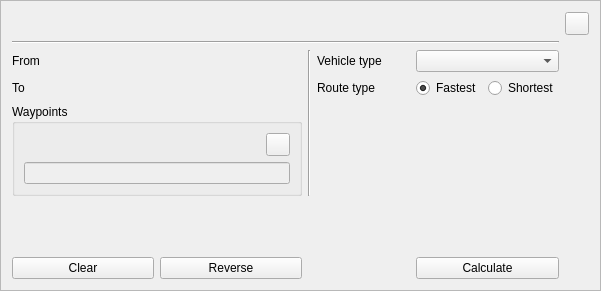
This is kadasrouting/gui/tspbottombar.ui in ltbam/kadas-routing-plugin as Qt 5 draws it before an edit. The edited form follows.
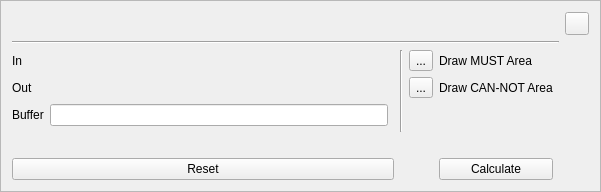
This is the edited form. Icons and pictures are not drawn.

Commit message: Add basic UI for TSP.

```diff
--- a/kadasrouting/gui/tspbottombar.ui
+++ b/kadasrouting/gui/tspbottombar.ui
@@ -7,7 +7,7 @@
     <x>0</x>
     <y>0</y>
     <width>601</width>
-    <height>291</height>
+    <height>192</height>
    </rect>
   </property>
   <property name="windowTitle">
@@ -21,58 +21,20 @@
   </property>
   <layout class="QGridLayout" name="gridLayout">
    <item row="3" column="5">
-    <widget class="QWidget" name="widgetMode" native="true">
-     <layout class="QHBoxLayout" name="horizontalLayout">
-      <property name="leftMargin">
-       <number>0</number>
-      </property>
-      <property name="topMargin">
-       <number>0</number>
-      </property>
-      <property name="rightMargin">
-       <number>0</number>
-      </property>
-      <property name="bottomMargin">
-       <number>0</number>
-      </property>
-      <item>
-       <widget class="QRadioButton" name="radioButtonFastest">
-        <property name="text">
-         <string>Fastest</string>
-        </property>
-        <property name="checked">
-         <bool>true</bool>
-        </property>
-       </widget>
-      </item>
-      <item>
-       <widget class="QRadioButton" name="radioButtonShortest">
-        <property name="text">
-         <string>Shortest</string>
-        </property>
-        <property name="checked">
-         <bool>false</bool>
-        </property>
-       </widget>
-      </item>
-     </layout>
-    </widget>
-   </item>
-   <item row="2" column="0">
-    <widget class="QLabel" name="labelFrom">
+    <widget class="QLabel" name="label_5">
      <property name="text">
-      <string>From</string>
+      <string>Draw CAN-NOT Area</string>
      </property>
     </widget>
    </item>
-   <item row="3" column="4">
-    <widget class="QLabel" name="label_3">
+   <item row="2" column="5">
+    <widget class="QLabel" name="labelMustArea">
      <property name="text">
-      <string>Route type</string>
+      <string>Draw MUST Area</string>
      </property>
     </widget>
    </item>
-   <item row="0" column="6">
+   <item row="0" column="7">
     <widget class="QToolButton" name="btnClose">
      <property name="sizePolicy">
       <sizepolicy hsizetype="Maximum" vsizetype="Fixed">
@@ -89,64 +51,28 @@
      </property>
     </widget>
    </item>
-   <item row="1" column="0" colspan="6">
+   <item row="3" column="0">
+    <widget class="QLabel" name="labelOut">
+     <property name="text">
+      <string>Out</string>
+     </property>
+    </widget>
+   </item>
+   <item row="2" column="0">
+    <widget class="QLabel" name="labelIn">
+     <property name="text">
+      <string>In</string>
+     </property>
+    </widget>
+   </item>
+   <item row="1" column="0" colspan="7">
     <widget class="Line" name="line">
      <property name="orientation">
       <enum>Qt::Horizontal</enum>
      </property>
     </widget>
    </item>
-   <item row="3" column="0">
-    <widget class="QLabel" name="labelTo">
-     <property name="text">
-      <string>To</string>
-     </property>
-    </widget>
-   </item>
-   <item row="2" column="5">
-    <widget class="QComboBox" name="comboBoxVehicles"/>
-   </item>
-   <item row="2" column="4">
-    <widget class="QLabel" name="label_2">
-     <property name="text">
-      <string>Vehicle type</string>
-     </property>
-    </widget>
-   </item>
-   <item row="4" column="0" colspan="3">
-    <widget class="QGroupBox" name="groupBox">
-     <property name="title">
-      <string>Waypoints</string>
-     </property>
-     <layout class="QGridLayout" name="gridLayout_2">
-      <item row="0" column="1">
-       <widget class="QToolButton" name="btnAddWaypoints">
-        <property name="sizePolicy">
-         <sizepolicy hsizetype="Maximum" vsizetype="Fixed">
-          <horstretch>0</horstretch>
-          <verstretch>0</verstretch>
-         </sizepolicy>
-        </property>
-        <property name="text">
-         <string/>
-        </property>
-        <property name="icon">
-         <iconset theme="close">
-          <normaloff>.</normaloff>.</iconset>
-        </property>
-       </widget>
-      </item>
-      <item row="1" column="0" colspan="2">
-       <widget class="QLineEdit" name="lineEditWaypoints">
-        <property name="enabled">
-         <bool>false</bool>
-        </property>
-       </widget>
-      </item>
-     </layout>
-    </widget>
-   </item>
-   <item row="6" column="0" colspan="3">
+   <item row="7" column="0" colspan="3">
     <widget class="QWidget" name="widgetButton" native="true">
      <layout class="QHBoxLayout" name="horizontalLayout_2">
       <property name="leftMargin">
@@ -162,23 +88,16 @@
        <number>0</number>
       </property>
       <item>
-       <widget class="QPushButton" name="pushButtonClear">
+       <widget class="QPushButton" name="pushButtonReset">
         <property name="text">
-         <string>Clear</string>
-        </property>
-       </widget>
-      </item>
-      <item>
-       <widget class="QPushButton" name="pushButtonReverse">
-        <property name="text">
-         <string>Reverse</string>
+         <string>Reset</string>
         </property>
        </widget>
       </item>
      </layout>
     </widget>
    </item>
-   <item row="5" column="0">
+   <item row="6" column="0">
     <spacer name="verticalSpacer">
      <property name="orientation">
       <enum>Qt::Vertical</enum>
@@ -191,14 +110,38 @@
      </property>
     </spacer>
    </item>
-   <item row="2" column="3" rowspan="3">
+   <item row="2" column="3" rowspan="4">
     <widget class="Line" name="line_2">
      <property name="orientation">
       <enum>Qt::Vertical</enum>
      </property>
     </widget>
    </item>
-   <item row="6" column="5">
+   <item row="3" column="4">
+    <widget class="QToolButton" name="btnCanNotArea">
+     <property name="text">
+      <string>...</string>
+     </property>
+    </widget>
+   </item>
+   <item row="4" column="0">
+    <widget class="QLabel" name="labelBuffer">
+     <property name="text">
+      <string>Buffer</string>
+     </property>
+    </widget>
+   </item>
+   <item row="4" column="1">
+    <widget class="QLineEdit" name="lineEditBuffer"/>
+   </item>
+   <item row="2" column="4">
+    <widget class="QToolButton" name="btnMustArea">
+     <property name="text">
+      <string>...</string>
+     </property>
+    </widget>
+   </item>
+   <item row="7" column="5">
     <widget class="QPushButton" name="btnCalculate">
      <property name="sizePolicy">
       <sizepolicy hsizetype="Preferred" vsizetype="Fixed">
```
The commit also changes 1 other file.
